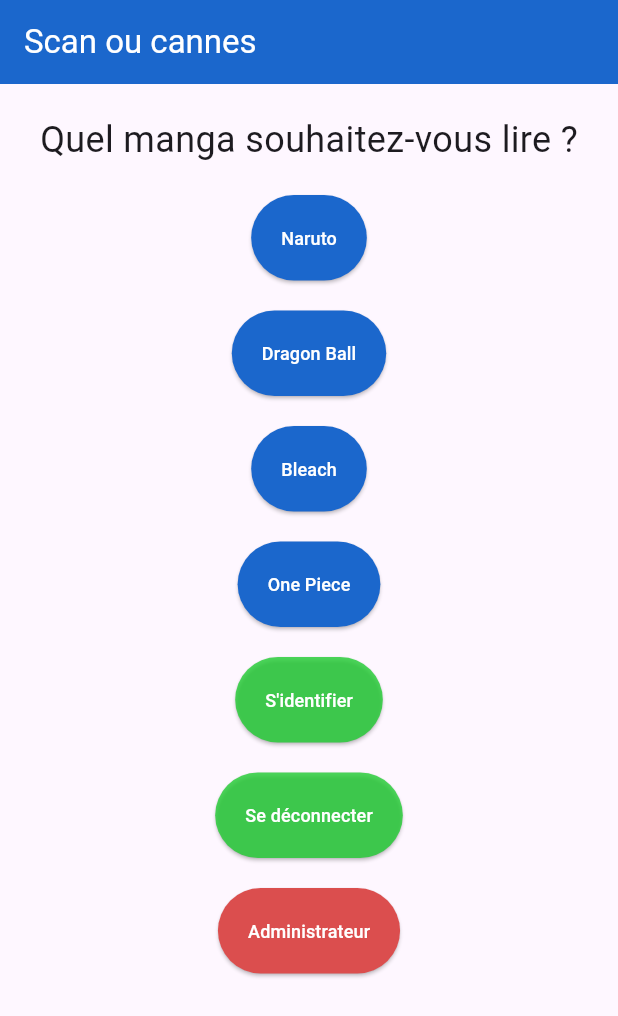
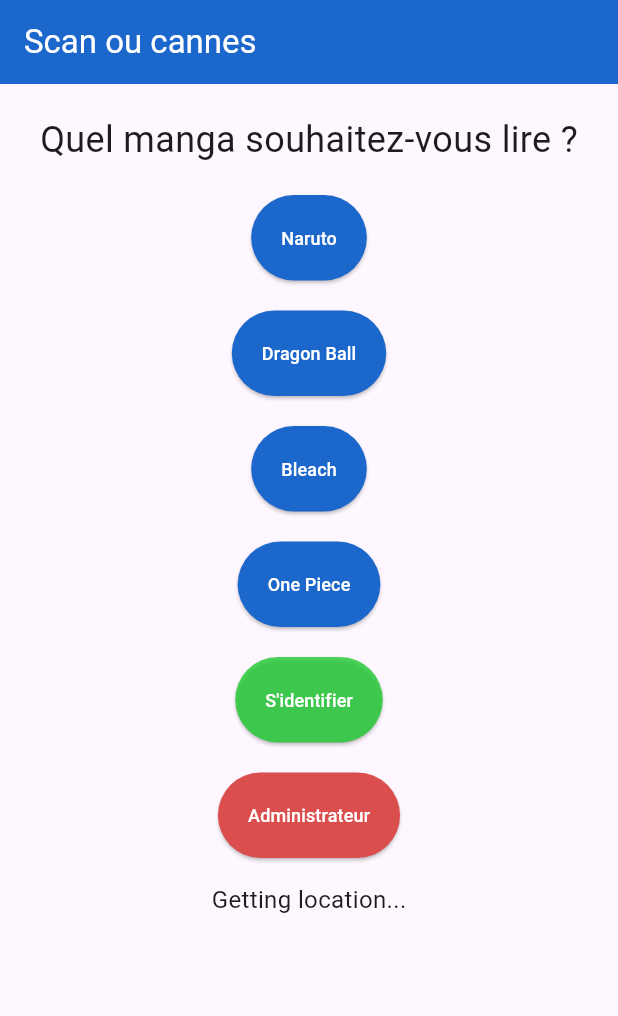
Before and after one commit to thomasvld/Mobile-App-Flutter, a Flutter app: the screen it shows after launch, on a phone screen of 412 x 824 dp. Shown: the top 1016 px of the screen. Run offline on Flutter 3.47's test engine with Material 3 defaults, Android fonts, the phone set to English and light mode, and no system bars; our stand-ins replace connectivity, geocoding, geolocator, image_picker.

Commit message:
API ne fonctionne toujours pas... Camera ne fonctionne pas en WEB, ajout geolocator fonctionnalité mobile

```diff
--- a/lib/pages/HomePage.dart
+++ b/lib/pages/HomePage.dart
@@ -5,12 +5,14 @@
 import 'package:app_mobile/pages/PageIdentifier.dart';
 import 'package:app_mobile/pages/PageNaruto.dart';
 import 'package:app_mobile/pages/PageOnePiece.dart';
+import 'package:app_mobile/services/geo.dart';
 import 'package:flutter/material.dart';
 import 'package:http/http.dart' as http;
 import 'dart:convert';
 import 'package:geolocator/geolocator.dart';
 import 'package:geocoding/geocoding.dart';
 import 'package:app_mobile/pages/Locate.dart';
+import 'package:flutter/material.dart';
 
 class HomePage extends StatelessWidget {
   const HomePage({
@@ -123,23 +125,6 @@
                 style: TextStyle(
                     fontSize: 12, color: Color.fromARGB(255, 255, 255, 255)),
               )),
-              Padding(padding: EdgeInsets.only(top: 20)),
-              ElevatedButton(
-                  style: ButtonStyle(
-                      padding: MaterialStatePropertyAll(EdgeInsets.all(20)),
-                      backgroundColor: MaterialStatePropertyAll(
-                          Color.fromARGB(199, 27, 204, 45))),
-                  onPressed: () {
-                    Navigator.push(
-                        context,
-                        PageRouteBuilder(
-                            pageBuilder: (_, __, ___) => PageOnePiece()));
-                  },
-                  child: Text(
-                    "Se déconnecter",
-                    style: TextStyle(
-                        fontSize: 12, color: Color.fromARGB(255, 255, 255, 255)),
-                  )),
           Padding(padding: EdgeInsets.only(top: 20)), //repere
           ElevatedButton(
               style: ButtonStyle(
@@ -155,6 +140,7 @@
                 style: TextStyle(
                     fontSize: 12, color: Color.fromARGB(255, 255, 255, 255)),
               )),
+          LocationTextWidget(),
         ]),
       ),
     );
--- a/lib/services/api_service.dart
+++ b/lib/services/api_service.dart
@@ -14,7 +14,8 @@
 
     try {
       print('Sending HTTP request');
-      final response = await http.get(Uri.http("localhost:3000", "controllers")).timeout(const Duration(seconds: 5));
+      // ignore: unnecessary_string_escapes
+      final response = await http.get(Uri.http("localhost:3000", "ScanController.cs")).timeout(const Duration(seconds: 5));
       print('Received HTTP response with status code ${response.statusCode}');
       if (response.statusCode == 200) {
         try {
--- /dev/null
+++ b/lib/services/geo.dart
@@ -0,0 +1,77 @@
+import 'package:flutter/material.dart';
+import 'package:geolocator/geolocator.dart';
+
+class LocationTextWidget extends StatefulWidget {
+  @override
+  _LocationTextWidgetState createState() => _LocationTextWidgetState();
+}
+
+class _LocationTextWidgetState extends State<LocationTextWidget> {
+  String _currentAddress = 'Getting location...';
+  Position? _currentPosition;
+
+  @override
+  void initState() {
+    super.initState();
+    _getCurrentLocation();
+  }
+
+  Future<void> _getCurrentLocation() async {
+    bool serviceEnabled;
+    LocationPermission permission;
+
+    // Test if location services are enabled.
+    serviceEnabled = await Geolocator.isLocationServiceEnabled();
+    if (!serviceEnabled) {
+      setState(() {
+        _currentAddress = 'Location services are disabled.';
+      });
+      return;
+    }
+
+    permission = await Geolocator.checkPermission();
+    if (permission == LocationPermission.denied) {
+      permission = await Geolocator.requestPermission();
+      if (permission == LocationPermission.denied) {
+        setState(() {
+          _currentAddress = 'Location permissions are denied';
+        });
+        return;
+      }
+    }
+
+    if (permission == LocationPermission.deniedForever) {
+      setState(() {
+        _currentAddress = 'Location permissions are permanently denied, we cannot request permissions.';
+      });
+      return;
+    }
+
+    // When we reach here, permissions are granted and we can
+    // continue accessing the position of the device.
+    Position position = await Geolocator.getCurrentPosition(desiredAccuracy: LocationAccuracy.high);
+    _getAddressFromLatLng(position);
+  }
+
+  Future<void> _getAddressFromLatLng(Position position) async {
+    try {
+      setState(() {
+        _currentPosition = position;
+        _currentAddress = 'Lat: ${position.latitude}, Long: ${position.longitude}';
+      });
+    } catch (e) {
+      print(e);
+    }
+  }
+
+  @override
+  Widget build(BuildContext context) {
+    return Padding(
+      padding: const EdgeInsets.all(16.0),
+      child: Text(
+        _currentAddress,
+        style: TextStyle(fontSize: 16),
+      ),
+    );
+  }
+}
--- a/pubspec.yaml
+++ b/pubspec.yaml
@@ -33,14 +33,14 @@
   connectivity: ^3.0.6
   http: ^1.2.1
   image_picker: ^0.8.9
-
+  geolocator: 9.0.2
+  geolocator_web: 2.2.1
   # The following adds the Cupertino Icons font to your application.
   # Use with the CupertinoIcons class for iOS style icons.
   cupertino_icons: ^1.0.6
   camera: ^0.10.5+9
   path_provider: ^2.1.3
   path: ^1.9.0
-  geolocator: ^11.0.0
   geocoding: ^3.0.0
 
 dev_dependencies:
```
Also changed, not shown: pubspec.lock.
